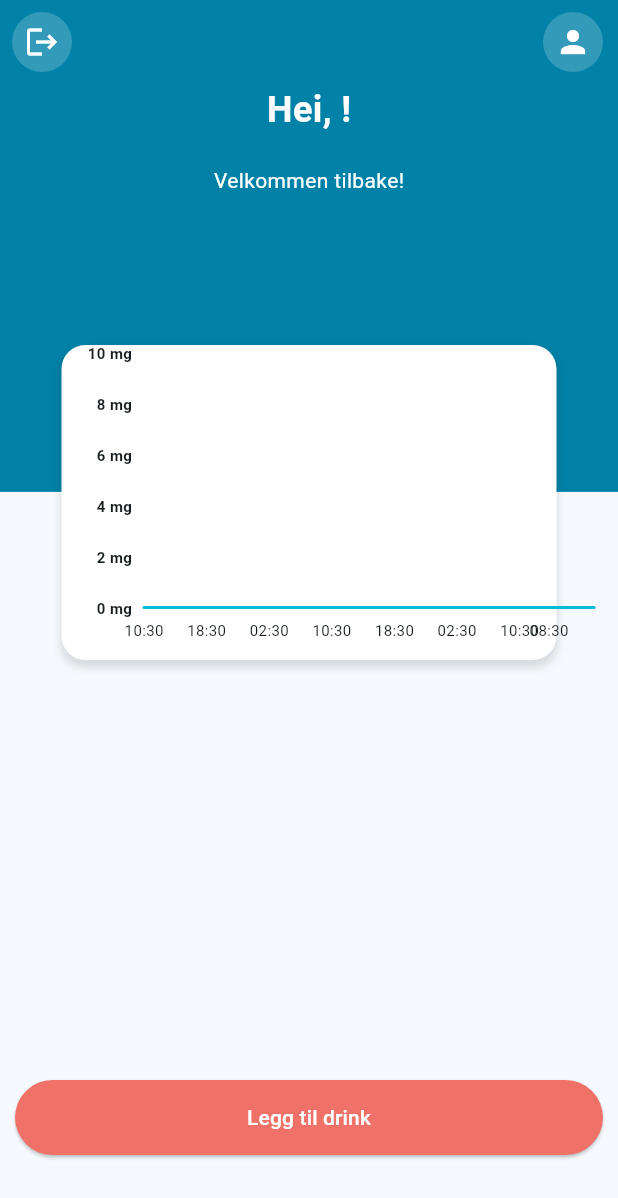
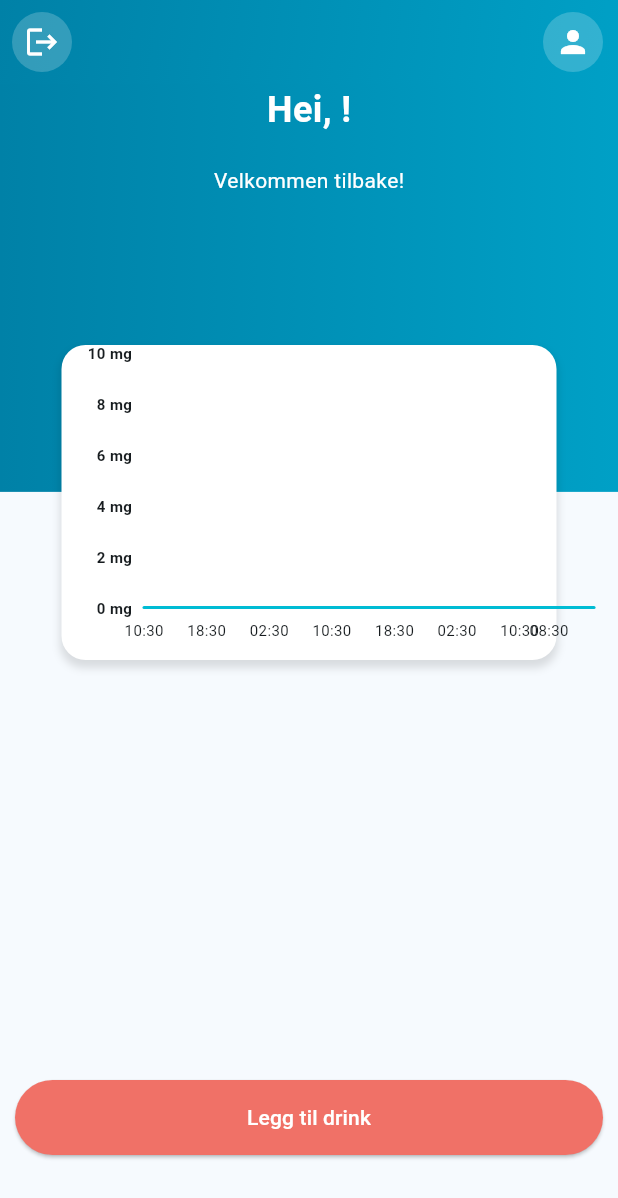
Before and after one commit to quarc0o/caffeine_tracker_app, a Flutter app: the screen it shows once a user with an empty profile is signed in, on a phone screen of 412 x 824 dp. Shown: the top 1198 px of the screen. Run offline on Flutter 3.47's test engine with Material 2 defaults, Android fonts, the light colour scheme and no system bars; drawn by our look-alikes of fl_chart; our stand-ins replace firebase_auth, firebase_core, firebase_database, fluttertoast; missing offline and left inert: flutter_barcode_scanner; accounts and stored records are empty.

Commit message:
gradient

```diff
--- a/lib/views/HomeScreen.dart
+++ b/lib/views/HomeScreen.dart
@@ -36,7 +36,18 @@ class _HomeScreenState extends State<HomeScreen> {
 
     return Scaffold(
       appBar: AppBar(
-        backgroundColor: const Color(0xFF0081A7),
+        flexibleSpace: Container(
+          decoration: BoxDecoration(
+            gradient: LinearGradient(
+              begin: Alignment.topLeft,
+              end: Alignment.bottomRight,
+              colors: [
+                const Color(0xFF0081A7),
+                const Color(0xFF00A0C6), // A lighter shade for gradient
+              ],
+            ),
+          ),
+        ),
         leading: Padding(
           padding: const EdgeInsets.all(8.0),
           child: CircleAvatar(
@@ -78,11 +89,23 @@ class _HomeScreenState extends State<HomeScreen> {
             top: 0,
             left: 0,
             right: 0,
-            child: Container(
-              height: MediaQuery.of(context).size.height *
-                  0.33, // This occupies 1/3 of the screen height
-              color:
-                  const Color(0xFF0081A7), // Adjust this to your desired color
+            child: DecoratedBox(
+              decoration: BoxDecoration(
+                gradient: LinearGradient(
+                  begin: Alignment.centerLeft,
+                  end: Alignment.centerRight,
+                  colors: [
+                    const Color(0xFF0081A7),
+                    const Color(0xFF00A0C6), // A lighter shade for gradient
+                  ],
+                ),
+              ),
+              child: Container(
+                height: MediaQuery.of(context).size.height * 0.33,
+                // This occupies 1/3 of the screen height. It's important to give this container a height.
+                width: double
+                    .infinity, // This will ensure it spans the width of the screen.
+              ),
             ),
           ),
           SingleChildScrollView(
```
